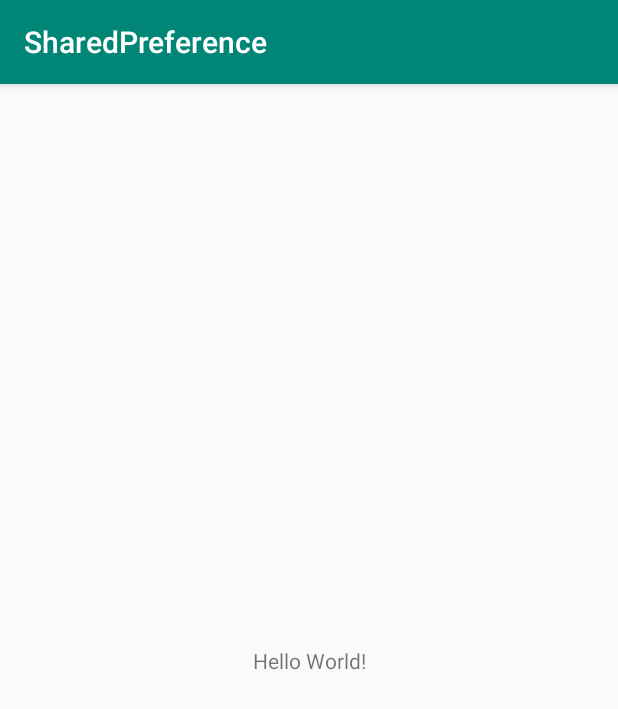
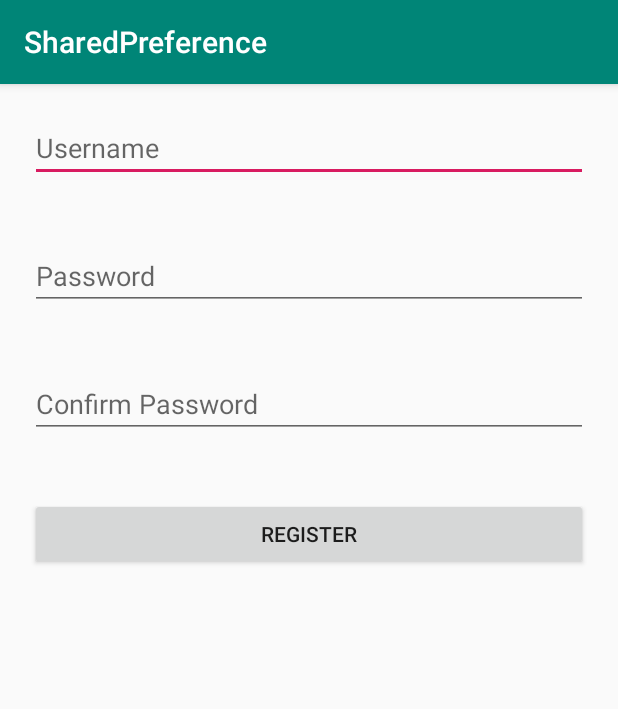
Before and after one commit to adhikaris304/SharedPreference, an Android app: the screen it shows after launch (MainActivity), on a phone screen of 412 x 824 dp. Shown: the top 709 px of the screen. Run offline under Robolectric (Android 15) with nearby library versions, the phone set to English and light mode, and no system bars.

Commit message:
Confirm Password

```diff
--- a/app/src/main/java/com/example/sharedpreference/MainActivity.java
+++ b/app/src/main/java/com/example/sharedpreference/MainActivity.java
@@ -1,13 +1,56 @@
 package com.example.sharedpreference;
 
+import android.content.SharedPreferences;
 import android.support.v7.app.AppCompatActivity;
 import android.os.Bundle;
+import android.view.View;
+import android.widget.Button;
+import android.widget.EditText;
+import android.widget.Toast;
 
 public class MainActivity extends AppCompatActivity {
+
+    private Button btnRegister;
+    private EditText etUsername, etPassword, etConfirmPassword;
 
     @Override
     protected void onCreate(Bundle savedInstanceState) {
         super.onCreate(savedInstanceState);
         setContentView(R.layout.activity_main);
+
+        etUsername = findViewById(R.id.etUsername);
+        etPassword = findViewById(R.id.etPassword);
+        btnRegister = findViewById(R.id.btnRegister);
+        etConfirmPassword = findViewById(R.id.etConfirmPassword);
+
+        btnRegister.setOnClickListener(new View.OnClickListener() {
+            @Override
+            public void onClick(View v) {
+                String pass = etPassword.getText().toString();
+                if (pass.equals(etConfirmPassword.getText().toString())) {
+                    Signup();
+                }
+                else {
+
+                    Toast.makeText(MainActivity.this, "Incorrect password", Toast.LENGTH_SHORT).show();
+
+
+                }
+            }
+
+
+
+        });
+    }
+
+    private void Signup() {
+        SharedPreferences sharedPreferences = getSharedPreferences("User", MODE_PRIVATE);
+        SharedPreferences.Editor editor = sharedPreferences.edit();
+
+        editor.putString("username", etUsername.getText().toString());
+        editor.putString("password", etPassword.getText().toString());
+        editor.commit();
+
+        Toast.makeText(MainActivity.this, "Successfully Registered", Toast.LENGTH_SHORT).show();
     }
 }
--- a/app/src/main/res/layout/activity_main.xml
+++ b/app/src/main/res/layout/activity_main.xml
@@ -1,18 +1,40 @@
 <?xml version="1.0" encoding="utf-8"?>
-<android.support.constraint.ConstraintLayout xmlns:android="http://schemas.android.com/apk/res/android"
+<LinearLayout xmlns:android="http://schemas.android.com/apk/res/android"
     xmlns:app="http://schemas.android.com/apk/res-auto"
     xmlns:tools="http://schemas.android.com/tools"
     android:layout_width="match_parent"
     android:layout_height="match_parent"
-    tools:context=".MainActivity">
+    tools:context=".MainActivity"
+    android:orientation="vertical">
 
-    <TextView
-        android:layout_width="wrap_content"
+    <EditText
+        android:layout_width="match_parent"
         android:layout_height="wrap_content"
-        android:text="Hello World!"
-        app:layout_constraintBottom_toBottomOf="parent"
-        app:layout_constraintLeft_toLeftOf="parent"
-        app:layout_constraintRight_toRightOf="parent"
-        app:layout_constraintTop_toTopOf="parent" />
+        android:id="@+id/etUsername"
+        android:layout_margin="20dp"
+        android:hint="Username"
 
-</android.support.constraint.ConstraintLayout>
+        />
+<EditText
+    android:layout_width="match_parent"
+    android:layout_height="wrap_content"
+    android:id="@+id/etPassword"
+    android:layout_margin="20dp"
+
+    android:inputType="textPassword"
+    android:hint="Password"/>
+
+    <EditText
+        android:layout_width="match_parent"
+        android:layout_height="wrap_content"
+        android:id="@+id/etConfirmPassword"
+        android:layout_margin="20dp"
+        android:hint="Confirm Password"
+        android:inputType="textPassword"/>
+    <Button
+        android:id="@+id/btnRegister"
+        android:layout_width="match_parent"
+        android:layout_height="wrap_content"
+        android:text="Register"
+        android:layout_margin="20dp"/>
+</LinearLayout>
```
